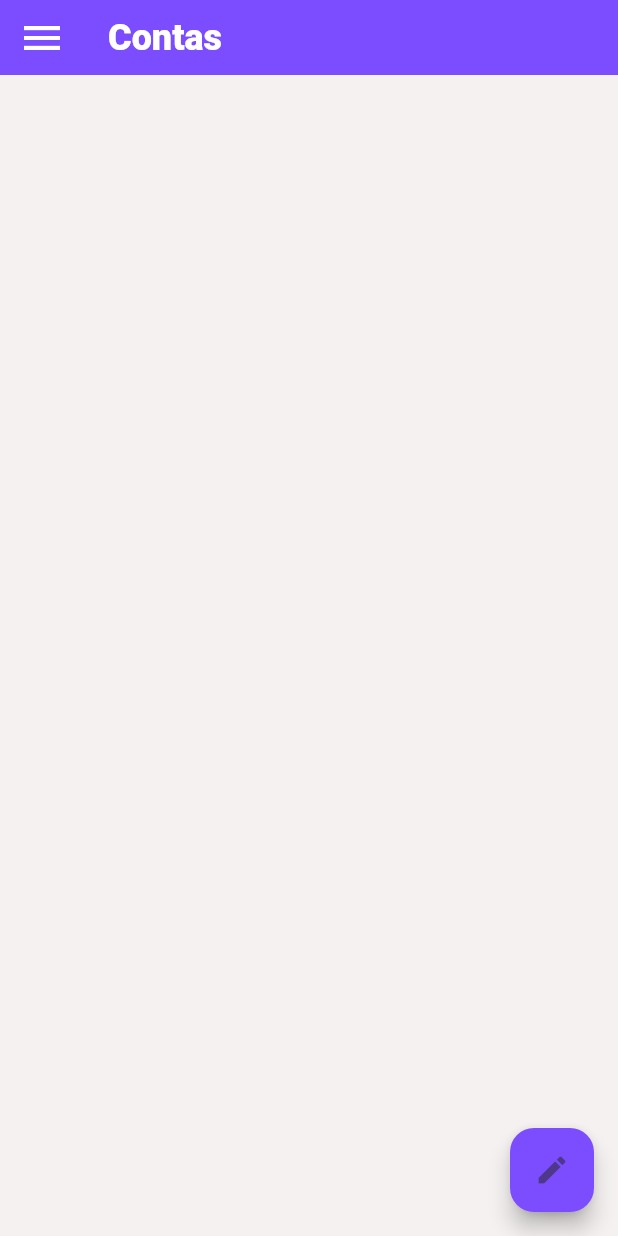
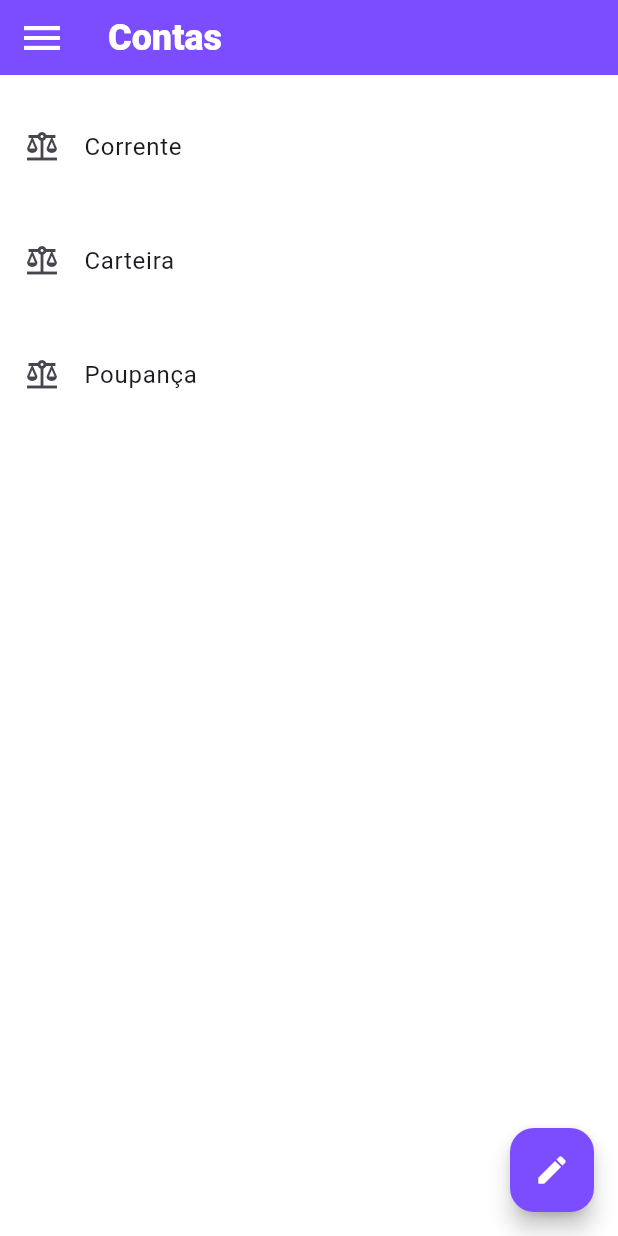
Before and after one commit to lazaro-dev/personal-finance-tcc, a Flutter app: the AccountPage screen opened by its route, on a phone screen of 412 x 824 dp. Run offline on Flutter 3.47's test engine with Material 2 defaults, Android fonts, the phone set to English and light mode, and no system bars; our stand-ins replace flutter_mobx, mobx, shared_preferences, sqflite; accounts and stored records are empty; generated files the repository leaves out were written again.

Commit message:
feat: transform account page in statefull widget

```diff
--- a/lib/presenter/pages/account/account_page.dart
+++ b/lib/presenter/pages/account/account_page.dart
@@ -3,10 +3,18 @@ import 'package:personal_finance_tcc/presenter/widgets/app_bar_custom/app_bar_cu
 import 'package:personal_finance_tcc/presenter/widgets/expandable_fab/expandable_fab.dart';
 import 'package:personal_finance_tcc/presenter/widgets/menu/menu_drawer.dart';
 
-class AccountPage extends StatelessWidget {
-  static const _actionTitles = ['Create Post', 'Upload Photo', 'Upload Video'];
+class AccountPage extends StatefulWidget {
+  const AccountPage({super.key});
 
-  const AccountPage({super.key});
+  @override
+  State<AccountPage> createState() => _AccountPageState();
+}
+
+class _AccountPageState extends State<AccountPage> {
+  final List<String> _actionTitles = ['Criar', 'Atualizar'];
+  final List<String> accounts = [
+    'Corrente', 'Carteira', 'Poupança'
+  ];
 
   void _showAction(BuildContext context, int index) {
     showDialog<void>(
@@ -31,8 +39,25 @@ class AccountPage extends StatelessWidget {
       child: Scaffold(
         drawer: MenuDrawer(),
         appBar: const AppBarCustom(title: 'Contas'),
-        body: Container(
-          color: const Color.fromARGB(255, 245, 241, 241),
+        backgroundColor: Colors.white,
+        body: Column(
+          children: [
+            Expanded(
+              child: ListView.builder(
+                itemCount: accounts.length,
+                itemBuilder: (BuildContext context, int index) {
+                  return Padding(
+                    padding: const EdgeInsets.fromLTRB(0, 20, 0, 0),
+                    child: ListTile(
+                      leading: const Icon(Icons.balance),
+                      title: Text(accounts[index]),
+                      onTap: () {},
+                    ),
+                  );
+                },
+              ),
+            )
+          ],
         ),
         floatingActionButton: ExpandableFab(
           backgroundButton: Theme.of(context).primaryColor,
@@ -41,15 +66,15 @@ class AccountPage extends StatelessWidget {
           children: [
             ActionButton(
               onPressed: () => _showAction(context, 0),
-              icon: const Icon(Icons.format_size),
+              icon: const Icon(Icons.transfer_within_a_station),
             ),
             ActionButton(
               onPressed: () => _showAction(context, 1),
-              icon: const Icon(Icons.insert_photo),
+              icon: const Icon(Icons.insert_chart),
             ),
             ActionButton(
               onPressed: () => _showAction(context, 2),
-              icon: const Icon(Icons.videocam),
+              icon: const Icon(Icons.remove),
             ),
           ],
         ),
--- a/lib/presenter/widgets/expandable_fab/expandable_fab.dart
+++ b/lib/presenter/widgets/expandable_fab/expandable_fab.dart
@@ -142,7 +142,10 @@ class _ExpandableFabState extends State<ExpandableFab>
           child: FloatingActionButton(
             backgroundColor: widget.backgroundButton,
             onPressed: _toggle,
-            child: const Icon(Icons.create),
+            child: Icon(
+              Icons.create,
+              color: widget.iconColor,
+            ),
           ),
         ),
       ),
```
